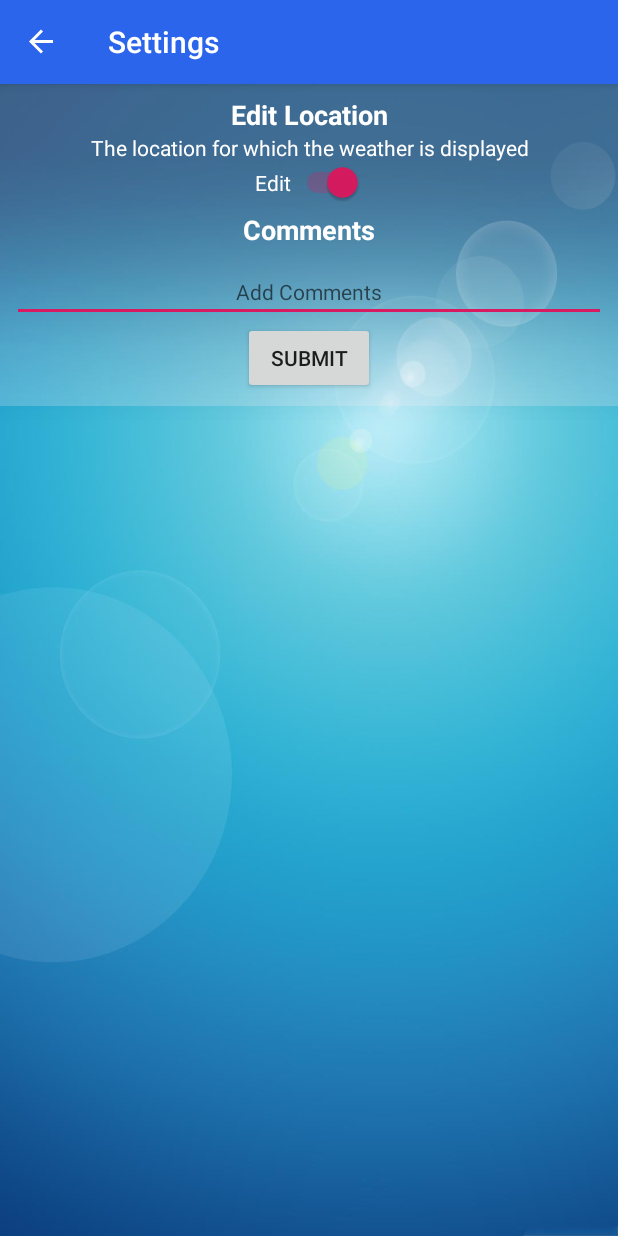
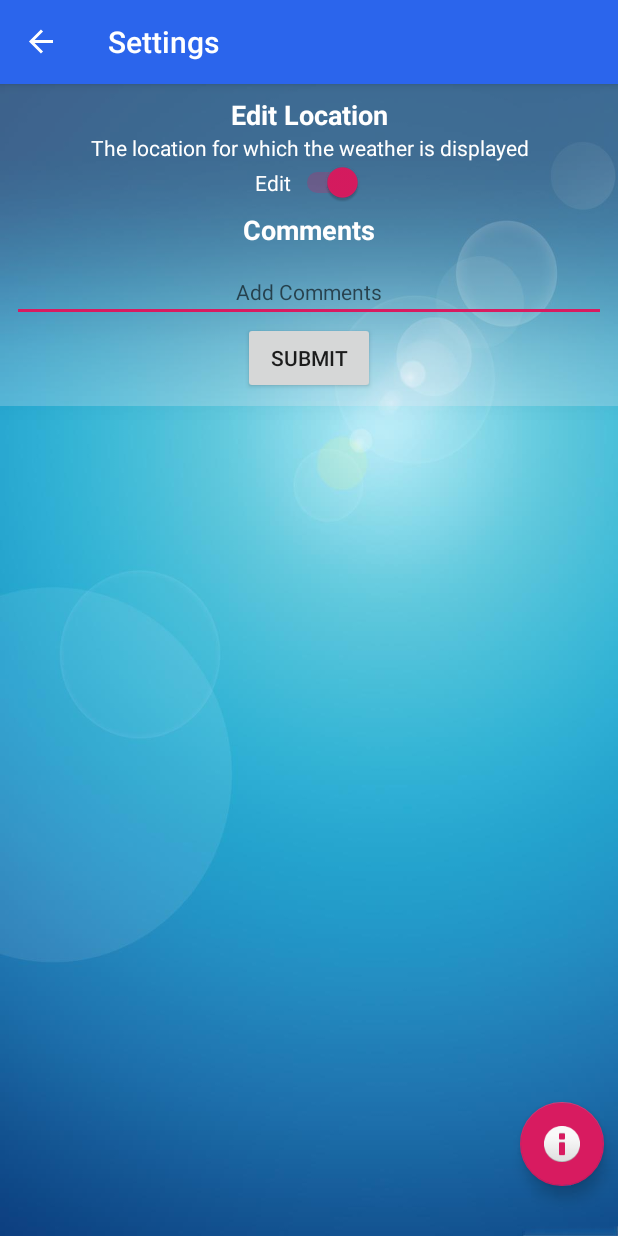
Before and after one commit to geethupadachery/MyWeatherApp, an Android app: the SettingsFragment screen opened through its navigation route, in the side drawer, after a tap on "Settings", on a phone screen of 412 x 824 dp. Run offline under Robolectric (Android 15) with nearby library versions, the phone set to English and light mode, and no system bars; our stand-ins replace data binding, navigation-ui; pictures from the network do not load; 3 statements that could not run were skipped.

Commit message:
Added Floating action button in settings page

```diff
--- a/app/src/main/java/sjsu/cmpe277/myandroidmulti/MainActivity.kt
+++ b/app/src/main/java/sjsu/cmpe277/myandroidmulti/MainActivity.kt
@@ -11,6 +11,7 @@ import androidx.navigation.NavDestination
 import androidx.navigation.Navigation
 import androidx.navigation.ui.NavigationUI
 import androidx.navigation.findNavController //imported from androidx.navigation:navigation-ui-ktx
+import com.google.android.material.navigation.NavigationView
 import sjsu.cmpe277.myandroidmulti.databinding.ActivityMainBinding
 
 
@@ -40,6 +41,7 @@ class MainActivity : AppCompatActivity() {
         NavigationUI.setupActionBarWithNavController(this,navController,drawerLayout)
 
         NavigationUI.setupWithNavController(binding.navView, navController)
+
 
         Log.i("MainActivity", "onCreate Called")
 
--- a/app/src/main/java/sjsu/cmpe277/myandroidmulti/SettingsFragment.kt
+++ b/app/src/main/java/sjsu/cmpe277/myandroidmulti/SettingsFragment.kt
@@ -13,6 +13,7 @@ import androidx.appcompat.app.AlertDialog
 import androidx.databinding.DataBindingUtil
 import androidx.fragment.app.FragmentActivity
 import androidx.navigation.findNavController
+import com.google.android.material.snackbar.Snackbar
 import sjsu.cmpe277.myandroidmulti.databinding.SettingsFragmentBinding
 
 
@@ -41,6 +42,12 @@ class SettingsFragment : Fragment() {
                 "Submitted comments successfully",
                 Toast.LENGTH_SHORT
             ).show()
+        }
+        binding.floatingActionButton.setOnClickListener { view ->
+            Snackbar.make(view, "Notifications", Snackbar.LENGTH_LONG)
+                .setAction("Action", null)
+                .show()
+
         }
             //return inflater.inflate(R.layout.settings_fragment, container, false)
             return binding.root
--- a/app/src/main/res/layout/settings_fragment.xml
+++ b/app/src/main/res/layout/settings_fragment.xml
@@ -1,5 +1,6 @@
 <?xml version="1.0" encoding="utf-8"?>
 <layout xmlns:android="http://schemas.android.com/apk/res/android"
+    xmlns:app="http://schemas.android.com/apk/res-auto"
     xmlns:tools="http://schemas.android.com/tools"
     android:id="@+id/settingsFragment"
     tools:context=".SettingsFragment">
@@ -94,6 +95,17 @@
 
         </LinearLayout>
 
+        <com.google.android.material.floatingactionbutton.FloatingActionButton
+            android:id="@+id/floatingActionButton"
+            android:layout_width="match_parent"
+            android:layout_height="wrap_content"
+            android:layout_alignParentEnd="true"
+            android:layout_alignParentBottom="true"
+            android:layout_marginEnd="9dp"
+            android:layout_marginBottom="33dp"
+            android:clickable="true"
+            android:src="@android:drawable/ic_dialog_info" />
+
     </RelativeLayout>
 
 
--- a/app/src/main/res/menu/navdrawer_menu.xml
+++ b/app/src/main/res/menu/navdrawer_menu.xml
@@ -4,7 +4,10 @@
 
     <item
         android:id="@+id/todaysWeather"
+        android:checked="true"
+        android:enabled="true"
         android:icon="@drawable/weathericon"
+        app:itemIconTint="@android:color/transparent"
         android:title="Today's Weather"
         android:visible="true" />
     <item
--- a/app/src/main/res/values/styles.xml
+++ b/app/src/main/res/values/styles.xml
@@ -6,6 +6,7 @@
         <item name="colorPrimary">#2B65EC</item>
         <item name="colorPrimaryDark">#0000A0</item>
         <item name="colorAccent">@color/colorAccent</item>
+
     </style>
 
 </resources>
```
